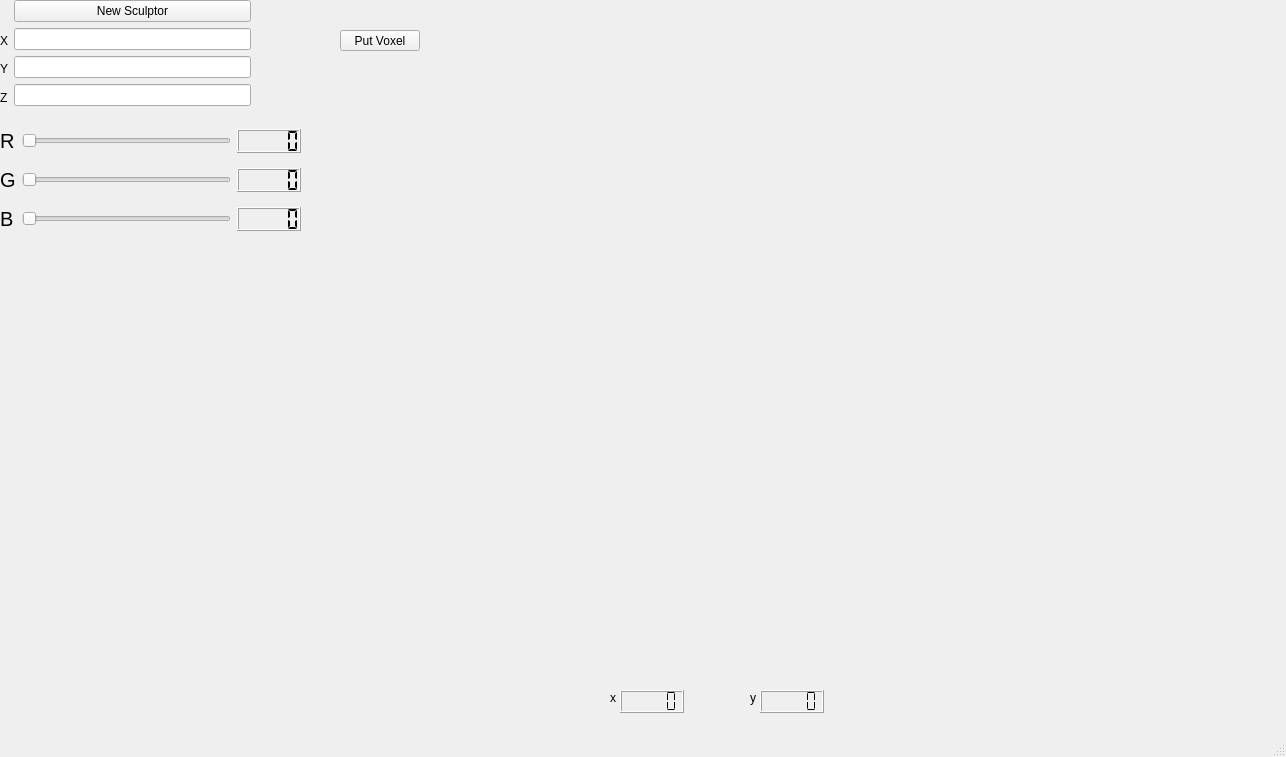
This is mainwindow.ui in VictorNGomes/Escultor3D-Final as Qt 5 draws it before an edit. The edited form follows.
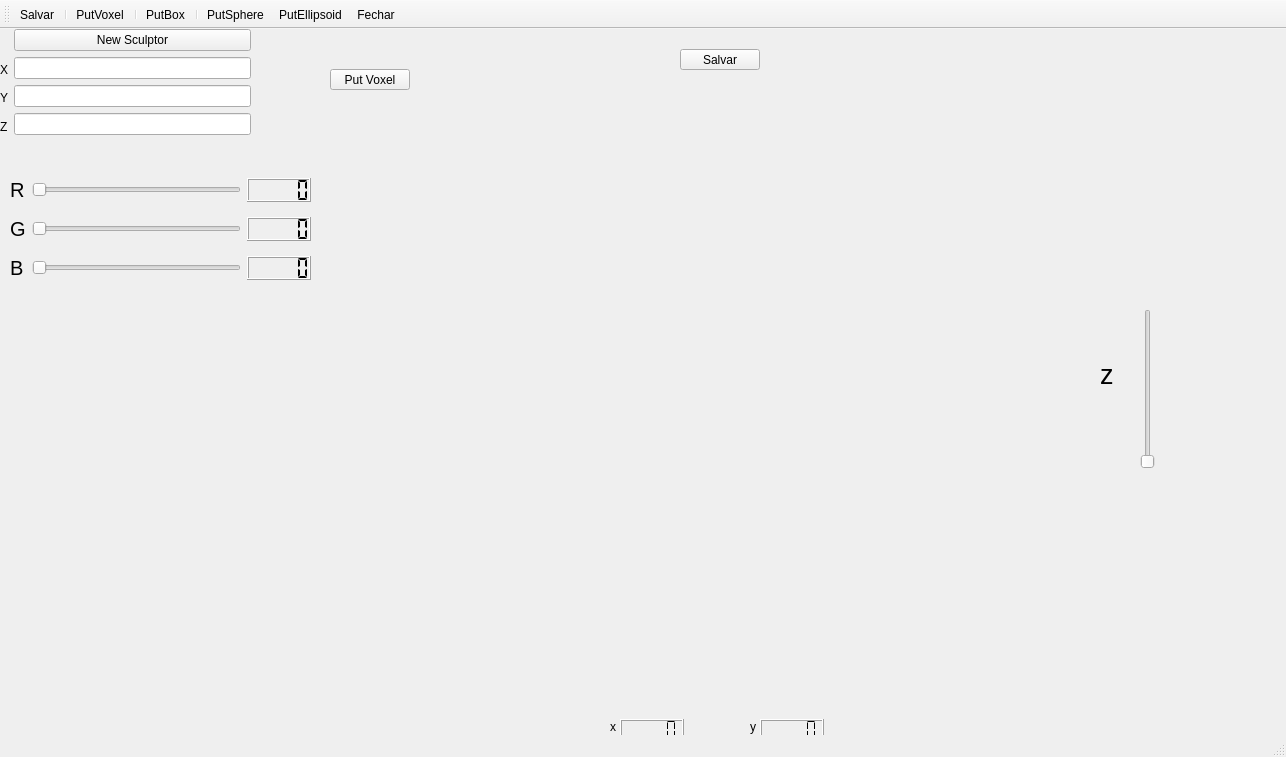
This is the edited form. Custom widgets are drawn as their Qt base class.

The edit to the form file:
```diff
--- a/mainwindow.ui
+++ b/mainwindow.ui
@@ -17,8 +17,8 @@
    <widget class="Plotter" name="widget" native="true">
     <property name="geometry">
      <rect>
-      <x>460</x>
-      <y>80</y>
+      <x>450</x>
+      <y>60</y>
       <width>600</width>
       <height>600</height>
      </rect>
@@ -27,8 +27,8 @@
    <widget class="QPushButton" name="button_putvoxel">
     <property name="geometry">
      <rect>
-      <x>340</x>
-      <y>30</y>
+      <x>330</x>
+      <y>40</y>
       <width>80</width>
       <height>21</height>
      </rect>
@@ -180,8 +180,8 @@
    <widget class="QWidget" name="gridLayoutWidget">
     <property name="geometry">
      <rect>
-      <x>0</x>
-      <y>120</y>
+      <x>10</x>
+      <y>140</y>
       <width>301</width>
       <height>121</height>
      </rect>
@@ -276,6 +276,50 @@
      </item>
     </layout>
    </widget>
+   <widget class="QSlider" name="verticalSlider">
+    <property name="geometry">
+     <rect>
+      <x>1140</x>
+      <y>280</y>
+      <width>16</width>
+      <height>160</height>
+     </rect>
+    </property>
+    <property name="orientation">
+     <enum>Qt::Vertical</enum>
+    </property>
+   </widget>
+   <widget class="QLabel" name="label_10">
+    <property name="geometry">
+     <rect>
+      <x>1100</x>
+      <y>330</y>
+      <width>20</width>
+      <height>31</height>
+     </rect>
+    </property>
+    <property name="font">
+     <font>
+      <pointsize>20</pointsize>
+     </font>
+    </property>
+    <property name="text">
+     <string>z</string>
+    </property>
+   </widget>
+   <widget class="QPushButton" name="pushButton_2">
+    <property name="geometry">
+     <rect>
+      <x>680</x>
+      <y>20</y>
+      <width>80</width>
+      <height>21</height>
+     </rect>
+    </property>
+    <property name="text">
+     <string>Salvar</string>
+    </property>
+   </widget>
   </widget>
   <widget class="QStatusBar" name="statusbar"/>
   <widget class="QMenuBar" name="menubar">
@@ -288,6 +332,74 @@
     </rect>
    </property>
   </widget>
+  <widget class="QToolBar" name="toolBar">
+   <property name="windowTitle">
+    <string>toolBar</string>
+   </property>
+   <attribute name="toolBarArea">
+    <enum>TopToolBarArea</enum>
+   </attribute>
+   <attribute name="toolBarBreak">
+    <bool>false</bool>
+   </attribute>
+   <addaction name="actionSalvar"/>
+   <addaction name="separator"/>
+   <addaction name="actionPutVoxel"/>
+   <addaction name="separator"/>
+   <addaction name="actionPutBox"/>
+   <addaction name="separator"/>
+   <addaction name="actionPutSphere"/>
+   <addaction name="actionPutEllipsoid"/>
+   <addaction name="actionFechar"/>
+  </widget>
+  <action name="actionFechar">
+   <property name="text">
+    <string>Fechar</string>
+   </property>
+   <property name="toolTip">
+    <string>fechar</string>
+   </property>
+  </action>
+  <action name="actionPutVoxel">
+   <property name="text">
+    <string>PutVoxel</string>
+   </property>
+   <property name="toolTip">
+    <string>putvoxel</string>
+   </property>
+  </action>
+  <action name="actionPutBox">
+   <property name="text">
+    <string>PutBox</string>
+   </property>
+   <property name="toolTip">
+    <string>putbox</string>
+   </property>
+  </action>
+  <action name="actionPutSphere">
+   <property name="text">
+    <string>PutSphere</string>
+   </property>
+   <property name="toolTip">
+    <string>putSphere</string>
+   </property>
+  </action>
+  <action name="actionPutEllipsoid">
+   <property name="text">
+    <string>PutEllipsoid</string>
+   </property>
+   <property name="toolTip">
+    <string>PutEllipsoid</string>
+   </property>
+  </action>
+  <action name="actionSalvar">
+   <property name="text">
+    <string>Salvar</string>
+   </property>
+   <property name="toolTip">
+    <string>Salvar</string>
+   </property>
+  </action>
  </widget>
  <customwidgets>
   <customwidget>
```
Left out of the diff: 90 changed lines with no effect on the pictures.
